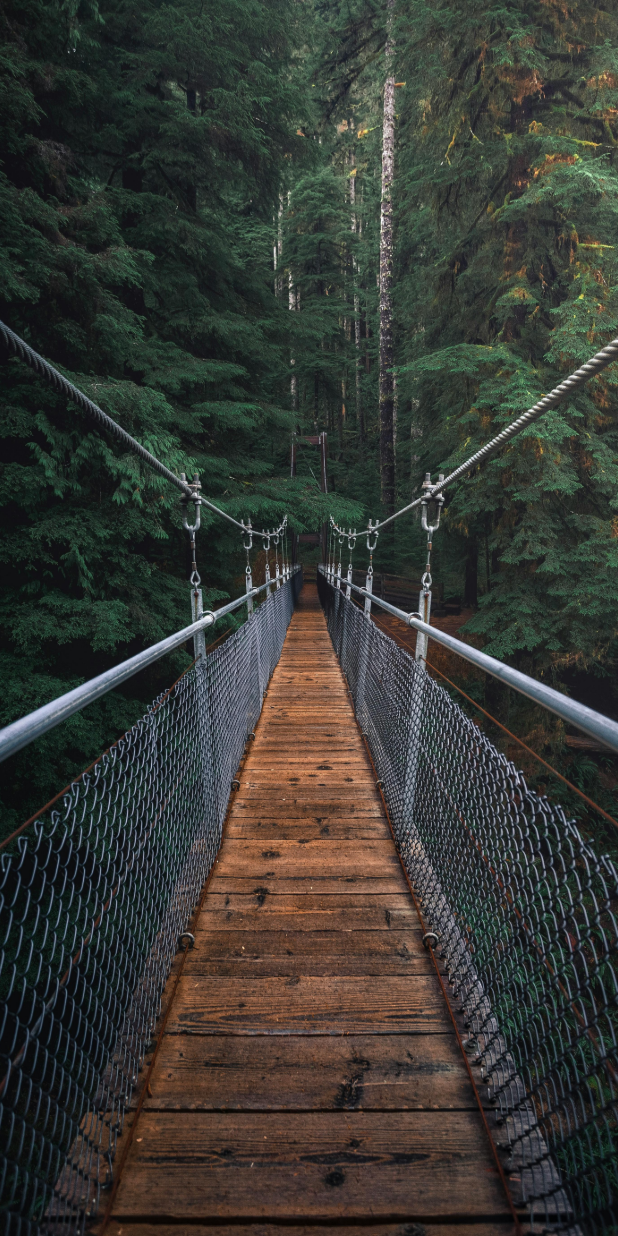
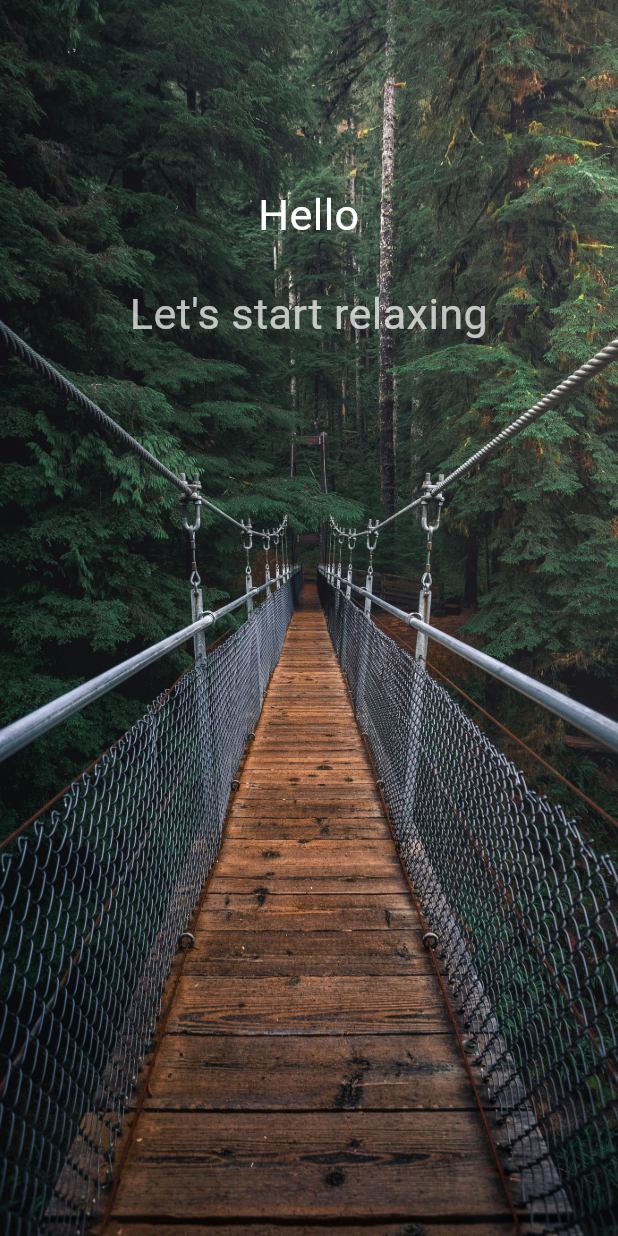
Before and after one commit to abdullahkra/breathe_app, a Flutter app: the screen it shows after launch, on a phone screen of 412 x 824 dp. Run offline on Flutter 3.47's test engine with Material 3 defaults, Android fonts, the phone set to English and light mode, and no system bars.

Commit message:
animatedText

```diff
--- a/breathe_app/analysis_options.yaml
+++ b/breathe_app/analysis_options.yaml
@@ -7,6 +7,9 @@
 
 # The following line activates a set of recommended lints for Flutter apps,
 # packages, and plugins designed to encourage good coding practices.
+analyzer:
+  errors:
+    prefer_const_constructors: ignore ignore
 include: package:flutter_lints/flutter.yaml
 
 linter:
--- a/breathe_app/lib/main.dart
+++ b/breathe_app/lib/main.dart
@@ -1,21 +1,84 @@
+// ignore_for_file: prefer_const_constructors, library_private_types_in_public_api
+
 import 'package:flutter/material.dart';
 
 void main() {
-  runApp(const MyApp());
+  runApp(MyApp());
 }
 
-class MyApp extends StatelessWidget {
-  const MyApp({super.key});
+class MyApp extends StatefulWidget {
+  @override
+  _MyAppState createState() => _MyAppState();
+}
+
+class _MyAppState extends State<MyApp> with SingleTickerProviderStateMixin {
+  double _opacity = 0.0;
+
+  @override
+  void initState() {
+    super.initState();
+    _fadeInText();
+  }
+
+  void _fadeInText() {
+    Future.delayed(Duration(seconds: 2), () {
+      setState(() {
+        _opacity = 1.0;
+      });
+    });
+  }
 
   @override
   Widget build(BuildContext context) {
+    final screenHeight = MediaQuery.of(context).size.height;
+    final screenWidth = MediaQuery.of(context).size.width;
+
     return MaterialApp(
       home: Scaffold(
-        body: SizedBox.expand(
-          child: Image.asset(
-            "assets/images/1.jpg",
-            fit: BoxFit.cover,
-          ),
+        body: Stack(
+          children: [
+            SizedBox.expand(
+              child: Image.asset(
+                'assets/images/1.jpg',
+                fit: BoxFit.cover,
+              ),
+            ),
+            Positioned(
+              top: screenHeight * 0.15,
+              left: 0,
+              right: 0,
+              child: AnimatedOpacity(
+                opacity: _opacity,
+                duration: Duration(seconds: 3),
+                child: Text(
+                  'Hello',
+                  textAlign: TextAlign.center,
+                  style: TextStyle(
+                    color: Colors.white,
+                    fontSize: screenWidth * 0.07,
+                    fontWeight: FontWeight.normal,
+                  ),
+                ),
+              ),
+            ),
+            Positioned(
+              top: screenHeight * 0.23,
+              left: 0,
+              right: 0,
+              child: AnimatedOpacity(
+                opacity: _opacity,
+                duration: Duration(seconds: 8),
+                child: Text(
+                  "Let's start relaxing",
+                  textAlign: TextAlign.center,
+                  style: TextStyle(
+                      color: Colors.white,
+                      fontSize: screenWidth * 0.07,
+                      fontWeight: FontWeight.normal),
+                ),
+              ),
+            )
+          ],
         ),
       ),
     );
```
